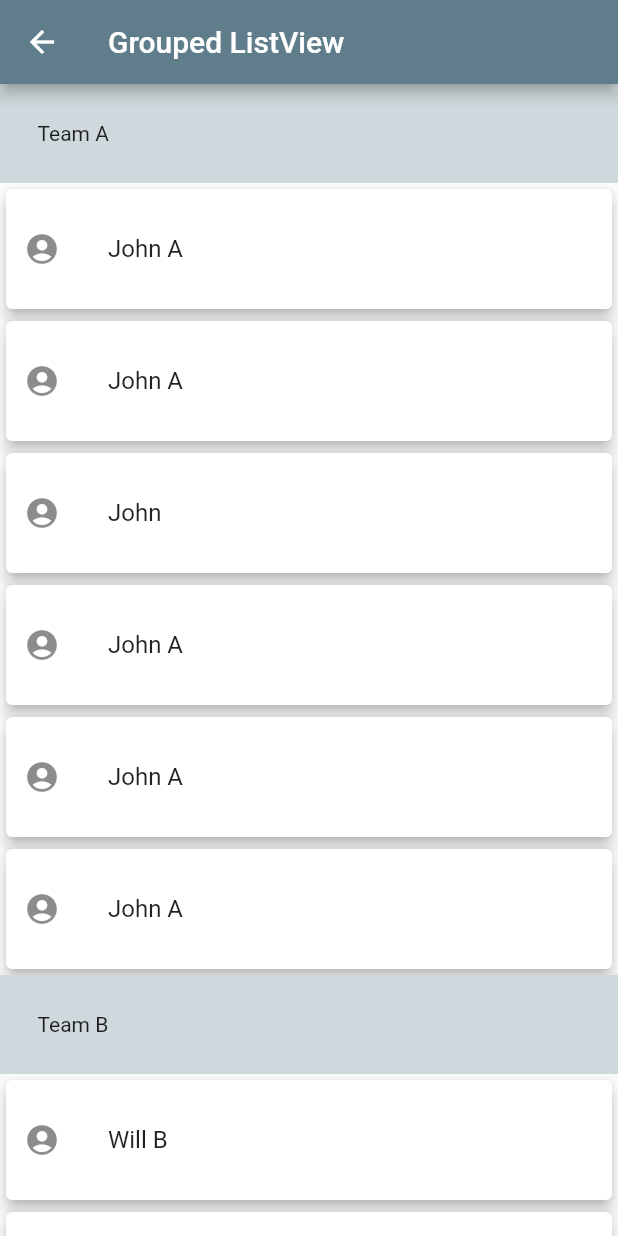
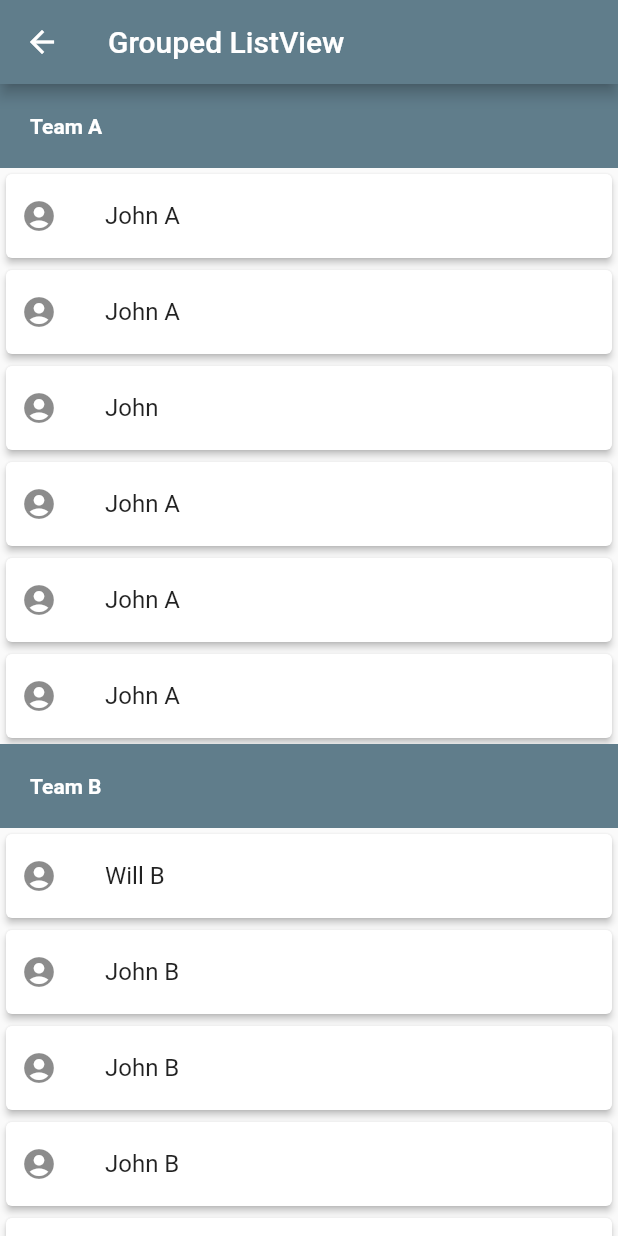
Before and after one commit to gulsenkeskin/top_listview_widgets, a Flutter app: the GroupedListViewPage screen opened directly, on a phone screen of 412 x 824 dp. Run offline on Flutter 3.47's test engine with Material 2 defaults, Android fonts, the phone set to English and light mode, and no system bars; drawn by our look-alikes of grouped_list; our stand-ins replace sticky_headers.

Commit message:
Update grouped_listview.dart

```diff
--- a/lib/src/pages/grouped_listview.dart
+++ b/lib/src/pages/grouped_listview.dart
@@ -49,23 +49,29 @@ class _GroupedListViewPageState extends State<GroupedListViewPage> {
         title: Text(widget.title),
       ),
       body: GroupedListView<dynamic, String>(
-        useStickyGroupSeparators: true,//yukarıya sabitler
+        useStickyGroupSeparators: true, //yukarıya sabitler
         elements: elements,
         groupBy: (element) => element['group'],
         groupSeparatorBuilder: (value) => Container(
           width: double.infinity,
-          padding: const EdgeInsets.all(25),
-          color: Colors.blueGrey[100],
-          child: Text(value),
+          padding: const EdgeInsets.all(20),
+          color: Colors.blueGrey,
+          child: Text(
+            value,
+            style: const TextStyle(
+                fontWeight: FontWeight.bold, color: Colors.white),
+          ),
         ),
         itemBuilder: (context, element) => Card(
-          elevation: 4,
+          elevation: 2,
           child: ListTile(
-            contentPadding: const EdgeInsets.all(12),
+            contentPadding: const EdgeInsets.symmetric(horizontal: 10),
             leading: const Icon(
               Icons.account_circle,
             ),
-            title: Text(element['name'],),
+            title: Text(
+              element['name'],
+            ),
           ),
         ),
       ),
```
